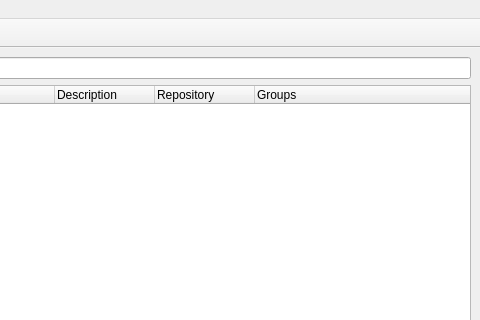
Qt form trunk/ui/MainWindow.ui (drf/shaman1) before a commit; both pictures show x 715 to 1195 and y 0 to 320 of the 1195 by 722 pixel window.
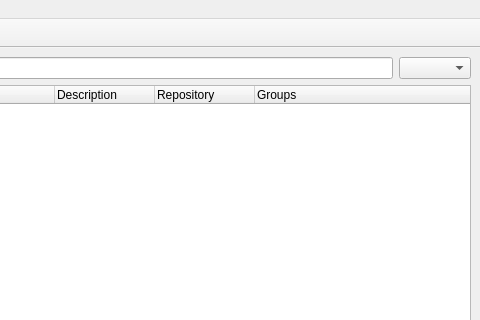
The same form after that commit. The open tabs and pages were chosen to show the change. Icons and pictures are not drawn.

Commit message: Fancy some descriptions?

```diff
--- a/trunk/ui/MainWindow.ui
+++ b/trunk/ui/MainWindow.ui
@@ -124,6 +124,9 @@
              </property>
             </widget>
            </item>
+	   <item>
+	    <widget class="QComboBox" name="nameDescBox" />
+	   </item>
           </layout>
          </item>
          <item>
```
Left out of the diff: 8 changed lines with no effect on the pictures. The commit also changes 1 other file.
